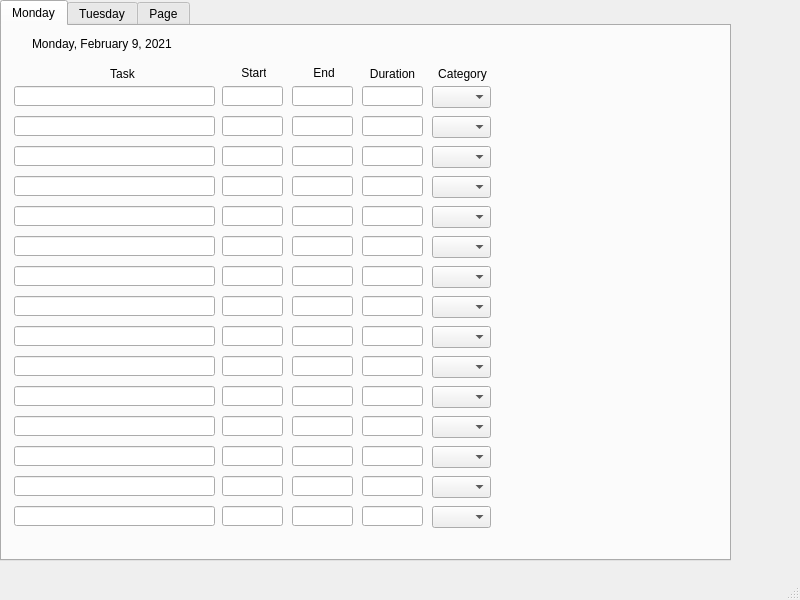
This is Diagrams/task_log.ui in sbivins94/MyTime as Qt 5 draws it before an edit. The edited form follows.
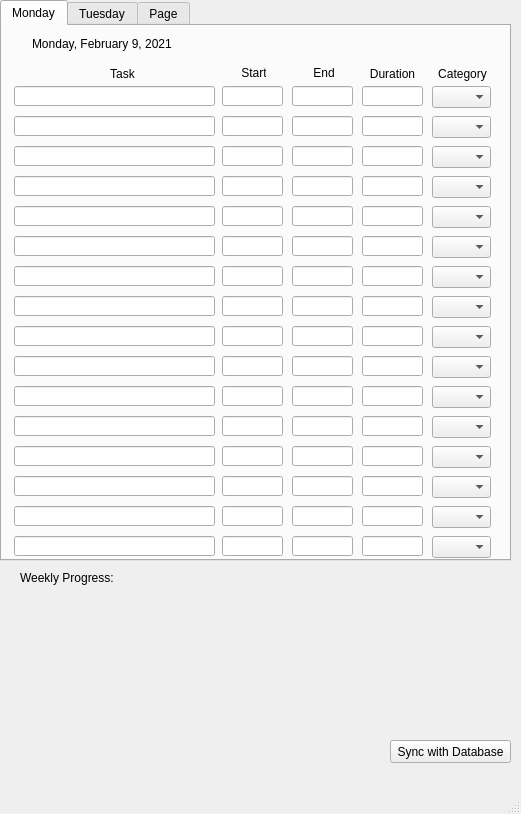
This is the edited form.

Diff of the .ui file:
```diff
--- a/Diagrams/task_log.ui
+++ b/Diagrams/task_log.ui
@@ -6,70 +6,20 @@
    <rect>
     <x>0</x>
     <y>0</y>
-    <width>800</width>
-    <height>600</height>
+    <width>521</width>
+    <height>814</height>
    </rect>
   </property>
   <property name="windowTitle">
    <string>MainWindow</string>
   </property>
   <widget class="QWidget" name="centralwidget">
-   <widget class="QLineEdit" name="lineEdit_35">
-    <property name="geometry">
-     <rect>
-      <x>230</x>
-      <y>580</y>
-      <width>61</width>
-      <height>20</height>
-     </rect>
-    </property>
-   </widget>
-   <widget class="QLineEdit" name="lineEdit_39">
-    <property name="geometry">
-     <rect>
-      <x>370</x>
-      <y>580</y>
-      <width>61</width>
-      <height>20</height>
-     </rect>
-    </property>
-   </widget>
-   <widget class="QLineEdit" name="lineEdit_44">
-    <property name="geometry">
-     <rect>
-      <x>22</x>
-      <y>580</y>
-      <width>201</width>
-      <height>20</height>
-     </rect>
-    </property>
-   </widget>
-   <widget class="QComboBox" name="comboBox_13">
-    <property name="geometry">
-     <rect>
-      <x>440</x>
-      <y>580</y>
-      <width>59</width>
-      <height>22</height>
-     </rect>
-    </property>
-   </widget>
-   <widget class="QLineEdit" name="lineEdit_50">
-    <property name="geometry">
-     <rect>
-      <x>300</x>
-      <y>580</y>
-      <width>61</width>
-      <height>20</height>
-     </rect>
-    </property>
-   </widget>
    <widget class="QTabWidget" name="tabWidget">
     <property name="geometry">
      <rect>
       <x>0</x>
       <y>0</y>
-      <width>731</width>
+      <width>511</width>
       <height>561</height>
      </rect>
     </property>
@@ -929,6 +879,56 @@
        <string>Monday, February 9, 2021</string>
       </property>
      </widget>
+     <widget class="QLineEdit" name="lineEdit_39">
+      <property name="geometry">
+       <rect>
+        <x>360</x>
+        <y>510</y>
+        <width>61</width>
+        <height>20</height>
+       </rect>
+      </property>
+     </widget>
+     <widget class="QLineEdit" name="lineEdit_44">
+      <property name="geometry">
+       <rect>
+        <x>12</x>
+        <y>510</y>
+        <width>201</width>
+        <height>20</height>
+       </rect>
+      </property>
+     </widget>
+     <widget class="QLineEdit" name="lineEdit_35">
+      <property name="geometry">
+       <rect>
+        <x>220</x>
+        <y>510</y>
+        <width>61</width>
+        <height>20</height>
+       </rect>
+      </property>
+     </widget>
+     <widget class="QComboBox" name="comboBox_13">
+      <property name="geometry">
+       <rect>
+        <x>430</x>
+        <y>510</y>
+        <width>59</width>
+        <height>22</height>
+       </rect>
+      </property>
+     </widget>
+     <widget class="QLineEdit" name="lineEdit_50">
+      <property name="geometry">
+       <rect>
+        <x>290</x>
+        <y>510</y>
+        <width>61</width>
+        <height>20</height>
+       </rect>
+      </property>
+     </widget>
     </widget>
     <widget class="QWidget" name="tab_2">
      <attribute name="title">
@@ -941,6 +941,32 @@
      </attribute>
     </widget>
    </widget>
+   <widget class="QLabel" name="label_7">
+    <property name="geometry">
+     <rect>
+      <x>20</x>
+      <y>570</y>
+      <width>181</width>
+      <height>16</height>
+     </rect>
+    </property>
+    <property name="text">
+     <string>Weekly Progress:</string>
+    </property>
+   </widget>
+   <widget class="QPushButton" name="pushButton">
+    <property name="geometry">
+     <rect>
+      <x>390</x>
+      <y>740</y>
+      <width>121</width>
+      <height>23</height>
+     </rect>
+    </property>
+    <property name="text">
+     <string>Sync with Database</string>
+    </property>
+   </widget>
   </widget>
   <widget class="QMenuBar" name="menubar">
    <property name="geometry">
```
Left out of the diff: 2 changed lines with no effect on the pictures.
